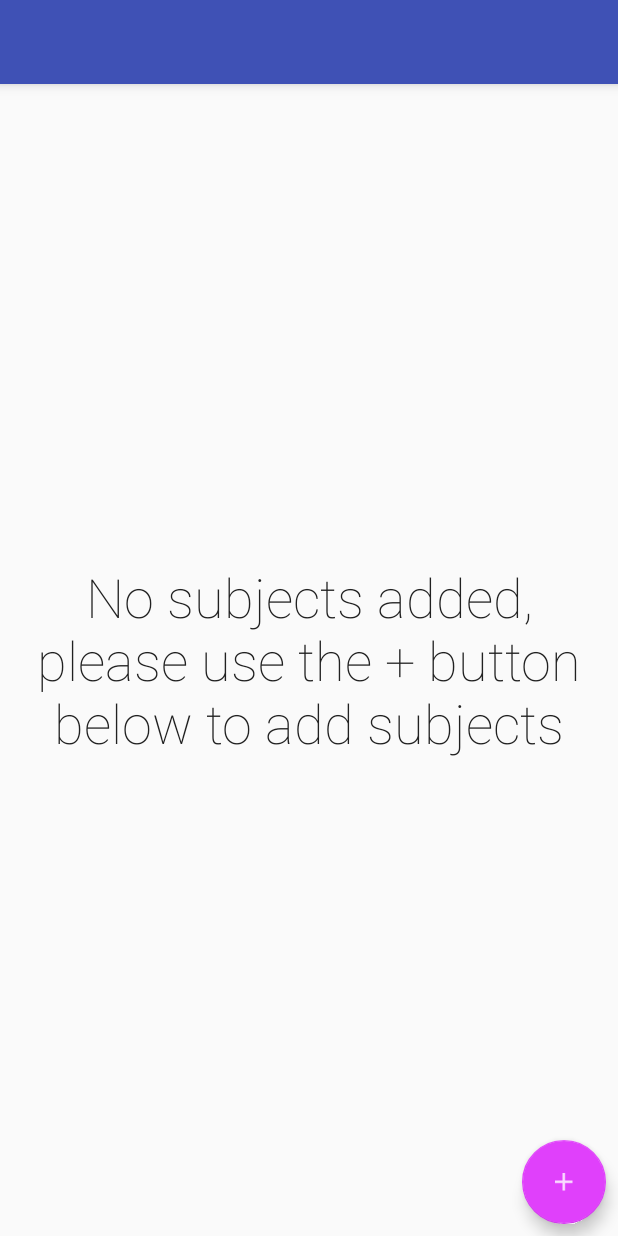
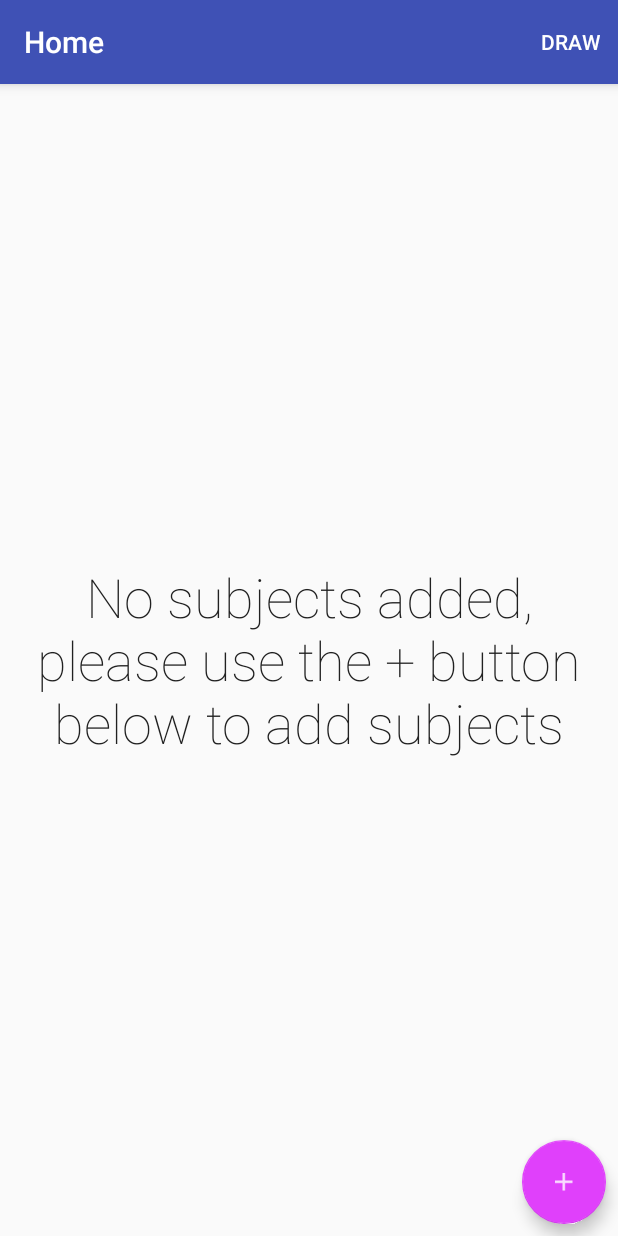
Before and after one commit to blaZ3/Subjects, an Android app: the HomeActivity screen opened directly, with no data from a screen before it, on a phone screen of 412 x 824 dp. Run offline under Robolectric (Android 15) with nearby library versions, the phone set to English and light mode, and no system bars; our stand-ins replace Room's generated code, data binding.

```diff
--- a/app/src/main/java/com/example/subjects/MainActivity.java
+++ b/app/src/main/java/com/example/subjects/MainActivity.java
@@ -18,8 +18,7 @@ public class MainActivity extends AppCompatActivity {
             @Override
             public void run() {
 
-//                HomeActivity.start(MainActivity.this);
-                DrawingBoardActivity.start(MainActivity.this);
+                HomeActivity.start(MainActivity.this);
 
                 finish();
             }
--- a/app/src/main/java/com/example/subjects/app/home/HomeActivity.java
+++ b/app/src/main/java/com/example/subjects/app/home/HomeActivity.java
@@ -6,12 +6,15 @@ import android.databinding.DataBindingUtil;
 import android.os.Bundle;
 import android.support.v7.widget.LinearLayoutManager;
 import android.util.Log;
+import android.view.Menu;
+import android.view.MenuItem;
 import android.view.View;
 
 import com.example.subjects.BaseActivity;
 import com.example.subjects.MainApplication;
 import com.example.subjects.R;
 import com.example.subjects.app.addSubject.AddSubjectActivity;
+import com.example.subjects.app.drawing.DrawingBoardActivity;
 import com.example.subjects.app.subject.models.Subject;
 import com.example.subjects.app.subject.repos.LocalSubjectRepository;
 import com.example.subjects.databinding.ActivityHomeBinding;
@@ -37,6 +40,8 @@ public class HomeActivity extends BaseActivity implements HomeView {
         super.onCreate(savedInstanceState);
         dataBinding = DataBindingUtil.setContentView(this, R.layout.activity_home);
 
+        initToolbar();
+
         homePresenter = new HomePresenter(this, LocalSubjectRepository.getInstance(
                 MainApplication.getAppDatabase().subjectDAO()));
 
@@ -53,6 +58,33 @@ public class HomeActivity extends BaseActivity implements HomeView {
         super.onResume();
 
         doInit();
+    }
+
+    private void initToolbar() {
+        setSupportActionBar(dataBinding.toolbarHome);
+        getSupportActionBar().setTitle("Home");
+        dataBinding.toolbarHome.setNavigationOnClickListener(new View.OnClickListener() {
+            @Override
+            public void onClick(View v) {
+                onBackPressed();
+            }
+        });
+    }
+
+    @Override
+    public boolean onCreateOptionsMenu(Menu menu) {
+        dataBinding.toolbarHome.inflateMenu(R.menu.menu_home);
+        return true;
+    }
+
+    @Override
+    public boolean onOptionsItemSelected(MenuItem item) {
+        switch (item.getItemId()){
+            case R.id.action_home_draw:
+                DrawingBoardActivity.start(HomeActivity.this);
+                break;
+        }
+        return true;
     }
 
     SubjectAdapter.SubjectAdapterInterface subjectAdapterInterface = new SubjectAdapter.SubjectAdapterInterface() {
--- a/app/src/main/res/layout/activity_drawing_board.xml
+++ b/app/src/main/res/layout/activity_drawing_board.xml
@@ -13,6 +13,8 @@
             android:layout_alignParentTop="true"
             android:layout_height="wrap_content"
             android:layout_width="match_parent"
+            app:titleTextColor="@color/white"
+            app:subtitleTextColor="@color/white"
             android:elevation="5dp"
             android:minHeight="?attr/actionBarSize"
             android:background="?attr/colorPrimary" />
--- a/app/src/main/res/layout/activity_home.xml
+++ b/app/src/main/res/layout/activity_home.xml
@@ -13,6 +13,8 @@
             android:layout_alignParentTop="true"
             android:layout_height="wrap_content"
             android:layout_width="match_parent"
+            app:subtitleTextColor="@color/white"
+            app:titleTextColor="@color/white"
             android:elevation="5dp"
             android:minHeight="?attr/actionBarSize"
             android:background="?attr/colorPrimary" />
--- /dev/null
+++ b/app/src/main/res/menu/menu_home.xml
@@ -0,0 +1,12 @@
+<?xml version="1.0" encoding="utf-8"?>
+<menu xmlns:android="http://schemas.android.com/apk/res/android"
+    xmlns:tools="http://schemas.android.com/tools"
+    xmlns:app="http://schemas.android.com/apk/res-auto"
+    tools:context=".NewReferralActivity">
+
+
+    <item android:id="@+id/action_home_draw"
+        android:title="DRAW"
+        app:showAsAction="always"/>
+
+</menu>
--- a/app/src/main/res/values/styles.xml
+++ b/app/src/main/res/values/styles.xml
@@ -5,6 +5,7 @@
         <item name="colorPrimary">@color/colorPrimary</item>
         <item name="colorPrimaryDark">@color/colorPrimaryDark</item>
         <item name="colorAccent">@color/colorAccent</item>
+        <item name="actionMenuTextColor">@color/white</item>
     </style>
 
     <style name="AppTheme.Base" parent="Theme.AppCompat.Light.DarkActionBar">
```
Also changed, not shown: app/src/main/java/com/example/subjects/app/drawing/DrawingBoardActivity.java (+37 -3 lines), app/src/main/res/menu/menu_drawing.xml (added, +18 -0 lines), app/src/main/res/drawable-hdpi/ic_arrow_back.png (added), app/src/main/res/drawable-hdpi/ic_redo.png (added), app/src/main/res/drawable-hdpi/ic_undo.png (added), app/src/main/res/drawable-mdpi/ic_arrow_back.png (added), app/src/main/res/drawable-mdpi/ic_redo.png (added), app/src/main/res/drawable-mdpi/ic_undo.png (added), app/src/main/res/drawable-xhdpi/ic_arrow_back.png (added), app/src/main/res/drawable-xhdpi/ic_redo.png (added), app/src/main/res/drawable-xhdpi/ic_undo.png (added), app/src/main/res/drawable-xxhdpi/ic_arrow_back.png (added), app/src/main/res/drawable-xxhdpi/ic_redo.png (added), app/src/main/res/drawable-xxhdpi/ic_undo.png (added).
